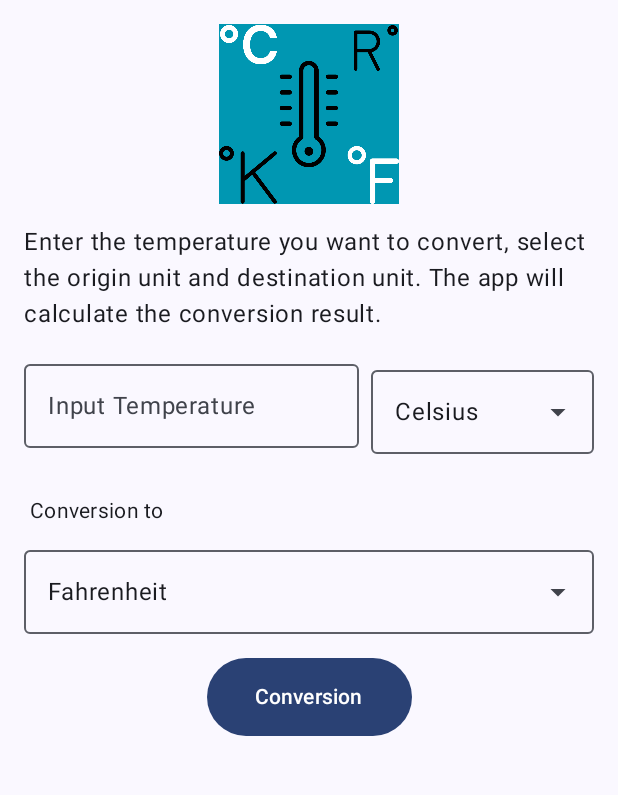
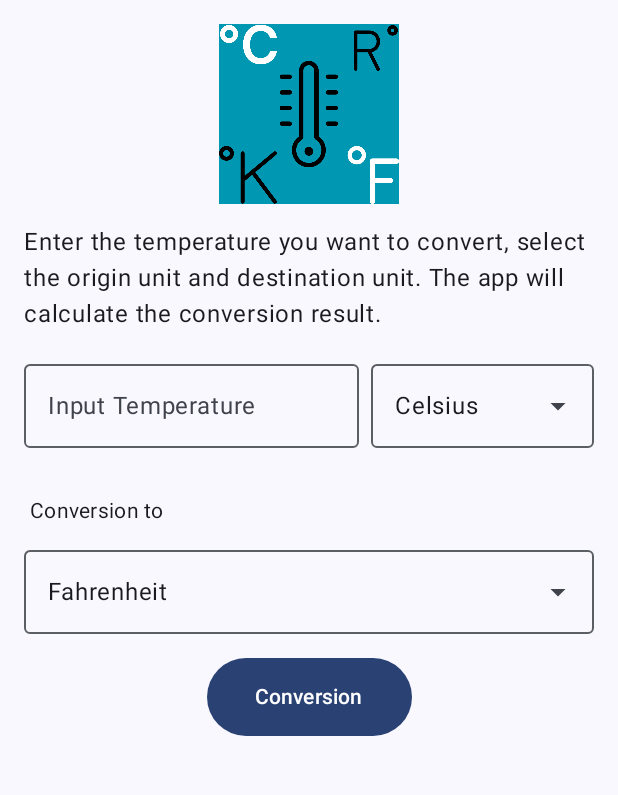
Before and after one commit to fariz1406/Mini-Project1-MobPro1, an Android app built with Jetpack Compose: the screen it shows after launch (MainActivity), on a phone screen of 412 x 824 dp, the part 96-891 px from its top. Run offline under Robolectric (Android 15) with nearby library versions, the phone set to English and light mode, and no system bars.

Commit message:
Merapikan tampilan dan kode

```diff
--- a/app/build.gradle.kts
+++ b/app/build.gradle.kts
@@ -49,9 +49,10 @@ dependencies {
     implementation(libs.androidx.ui.graphics)
     implementation(libs.androidx.ui.tooling.preview)
     implementation(libs.androidx.material3)
+    implementation(libs.androidx.material3.v120)
     implementation(libs.androidx.navigation.compose)
-
     implementation(libs.androidx.benchmark.macro)
+    implementation(libs.material3)
     testImplementation(libs.junit)
     androidTestImplementation(libs.androidx.junit)
     androidTestImplementation(libs.androidx.espresso.core)
--- a/app/src/main/java/com/fariznst0075/assesment1/ui/screen/AboutScreen.kt
+++ b/app/src/main/java/com/fariznst0075/assesment1/ui/screen/AboutScreen.kt
@@ -17,7 +17,6 @@ import androidx.compose.ui.Modifier
 import androidx.compose.ui.res.stringResource
 import androidx.compose.ui.tooling.preview.Preview
 import androidx.compose.ui.unit.dp
-import androidx.navigation.NavController
 import androidx.navigation.NavHostController
 import androidx.navigation.compose.rememberNavController
 import com.fariznst0075.assesment1.R
--- a/app/src/main/java/com/fariznst0075/assesment1/ui/screen/MainScreen.kt
+++ b/app/src/main/java/com/fariznst0075/assesment1/ui/screen/MainScreen.kt
@@ -14,9 +14,11 @@ import androidx.compose.foundation.layout.height
 import androidx.compose.foundation.layout.padding
 import androidx.compose.foundation.text.KeyboardOptions
 import androidx.compose.material.icons.Icons
+import androidx.compose.material3.MenuAnchorType
 import androidx.compose.material.icons.filled.MoreVert
 import androidx.compose.material.icons.filled.Warning
 import androidx.compose.material3.Button
+import androidx.compose.foundation.layout.heightIn
 import androidx.compose.material3.DropdownMenu
 import androidx.compose.material3.DropdownMenuItem
 import androidx.compose.material3.ExperimentalMaterial3Api
@@ -154,8 +156,11 @@ fun ScreenContent(
             modifier = Modifier.fillMaxWidth()
         )
         // Input & Dropdown
+// Input & Dropdown
         Row(
-            modifier = Modifier.fillMaxWidth(),
+            modifier = Modifier
+                .fillMaxWidth()
+                .heightIn(min = 64.dp), // memastikan tinggi sejajar
             horizontalArrangement = Arrangement.spacedBy(8.dp),
             verticalAlignment = Alignment.CenterVertically
         ) {
@@ -171,13 +176,17 @@ fun ScreenContent(
                     keyboardType = KeyboardType.Number,
                     imeAction = ImeAction.Next
                 ),
-                modifier = Modifier.weight(0.6f)
+                modifier = Modifier
+                    .weight(0.6f)
+                    .heightIn(min = 64.dp) // menyamakan tinggi
             )
 
             ExposedDropdownMenuBox(
                 expanded = expandedInput,
                 onExpandedChange = { expandedInput = !expandedInput },
-                modifier = Modifier.weight(0.4f)
+                modifier = Modifier
+                    .weight(0.4f)
+                    .heightIn(min = 64.dp) // menyamakan tinggi
             ) {
                 OutlinedTextField(
                     value = selectedInputUnit,
@@ -187,7 +196,7 @@ fun ScreenContent(
                         ExposedDropdownMenuDefaults.TrailingIcon(expanded = expandedInput)
                     },
                     modifier = Modifier
-                        .menuAnchor()
+                        .menuAnchor(type = MenuAnchorType.PrimaryNotEditable)
                         .fillMaxWidth()
                 )
 
@@ -207,6 +216,7 @@ fun ScreenContent(
                 }
             }
         }
+
 
         Text(
             text = stringResource(id = R.string.conversion_to),
@@ -228,7 +238,7 @@ fun ScreenContent(
                     ExposedDropdownMenuDefaults.TrailingIcon(expanded = expandedTarget)
                 },
                 modifier = Modifier
-                    .menuAnchor()
+                    .menuAnchor(type = MenuAnchorType.PrimaryNotEditable)
                     .fillMaxWidth()
             )
 
@@ -289,15 +299,16 @@ fun ScreenContent(
                             message = hasilKonversi ?: ""
                         )
                     },
-                modifier = Modifier.padding(top = 8.dp),
-                contentPadding = PaddingValues(horizontal = 32.dp, vertical = 16.dp)
+                    modifier = Modifier.align(Alignment.CenterHorizontally),
+                    contentPadding = PaddingValues(horizontal=32.dp, vertical=16.dp)
                 ) {
                     Text(text = stringResource(R.string.share))
                 }
             }
+        }
 
     }
-}
+
 
 
 fun konversiSuhu(nilai: Double, dari: String, ke: String): Double {
--- a/app/src/main/java/com/fariznst0075/assesment1/ui/theme/Theme.kt
+++ b/app/src/main/java/com/fariznst0075/assesment1/ui/theme/Theme.kt
@@ -1,6 +1,5 @@
 package com.fariznst0075.assesment1.ui.theme
 
-import android.app.Activity
 import android.os.Build
 import androidx.compose.foundation.isSystemInDarkTheme
 import androidx.compose.material3.MaterialTheme
--- a/app/src/main/res/values/strings.xml
+++ b/app/src/main/res/values/strings.xml
@@ -12,4 +12,5 @@
     <string name="back">Back</string>
     <string name="share">Share</string>
     <string name="share_template">%.2f °%s = %.2f °%s</string>
+
 </resources>
--- a/gradle/libs.versions.toml
+++ b/gradle/libs.versions.toml
@@ -9,10 +9,13 @@ lifecycleRuntimeKtx = "2.8.7"
 activityCompose = "1.10.1"
 composeBom = "2025.04.00"
 benchmarkMacro = "1.3.4"
+material3 = "1.3.2"
+material3Version = "1.2.0"
 navCompose = "2.8.9"
 
 [libraries]
 androidx-core-ktx = { group = "androidx.core", name = "core-ktx", version.ref = "coreKtx" }
+androidx-material3-v120 = { module = "androidx.compose.material3:material3", version.ref = "material3Version" }
 junit = { group = "junit", name = "junit", version.ref = "junit" }
 androidx-junit = { group = "androidx.test.ext", name = "junit", version.ref = "junitVersion" }
 androidx-espresso-core = { group = "androidx.test.espresso", name = "espresso-core", version.ref = "espressoCore" }
@@ -28,6 +31,7 @@ androidx-ui-test-junit4 = { group = "androidx.compose.ui", name = "ui-test-junit
 androidx-material3 = { group = "androidx.compose.material3", name = "material3" }
 androidx-benchmark-macro = { group = "androidx.benchmark", name = "benchmark-macro", version.ref = "benchmarkMacro" }
 androidx-navigation-compose = { group = "androidx.navigation", name = "navigation-compose", version.ref = "navCompose" }
+material3 = { module = "androidx.compose.material3:material3", version.ref = "material3" }
 
 [plugins]
 android-application = { id = "com.android.application", version.ref = "agp" }
```
Lines whose indentation alone changed are shown as unchanged.
